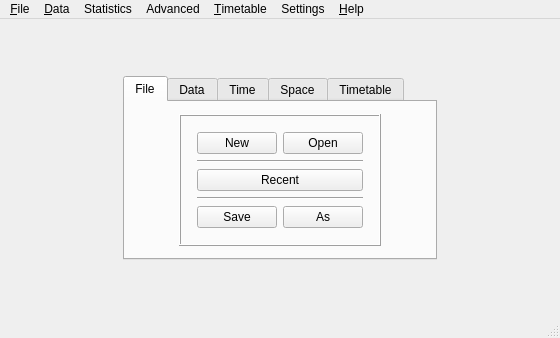
First picture: the form in fet/src/interface/fetmainform_template.ui, repository vonmecheln/fet, before the edit.
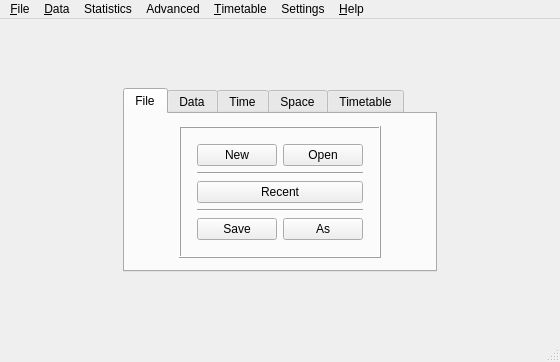
Second picture: the form after the edit.

Patch:
```diff
--- a/fet/src/interface/fetmainform_template.ui
+++ b/fet/src/interface/fetmainform_template.ui
@@ -7,7 +7,7 @@
     <x>0</x>
     <y>0</y>
     <width>560</width>
-    <height>338</height>
+    <height>362</height>
    </rect>
   </property>
   <widget class="QWidget" name="mainwidget">
```
Left out of the diff: 15 changed lines with no effect on the pictures.
